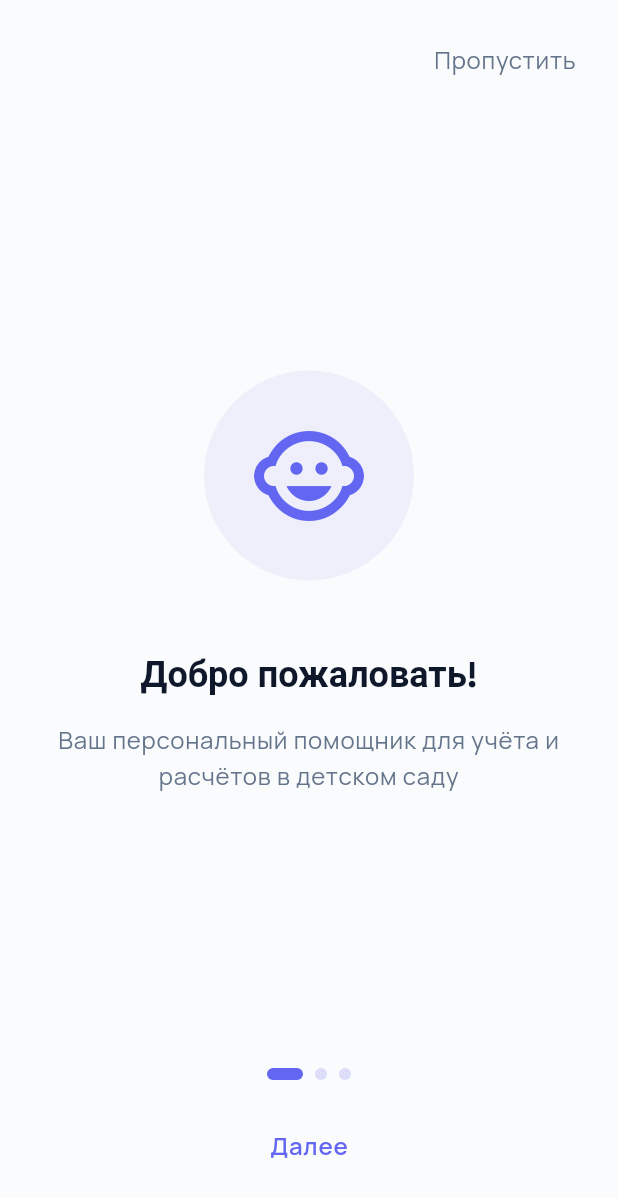
After one commit to Khyy18/Khy18, a Flutter app: the OnboardingScreen screen opened by its route, on a phone screen of 412 x 824 dp. The commit adds this screen. Shown: the top 1197 px of the screen. Run offline on Flutter 3.47's test engine with Material 3 defaults, Android fonts, the phone set to English and light mode, and no system bars; drawn by our look-alikes of flutter_animate; our stand-ins replace connectivity_plus, firebase_core, firebase_messaging, flutter_riverpod, flutter_secure_storage, go_router and 3 more; accounts and stored records are empty; network calls fail.

Commit message:
feat: add Flutter onboarding screen with 3-page PageView and route integration

```diff
--- a/mobile_app/lib/main.dart
+++ b/mobile_app/lib/main.dart
@@ -25,6 +25,7 @@ import 'screens/payment_screen.dart';
 import 'screens/ai_chat_screen.dart';
 import 'screens/lock_screen.dart';
 import 'screens/pin_setup_screen.dart';
+import 'screens/onboarding_screen.dart';
 
 void main() async {
   WidgetsFlutterBinding.ensureInitialized();
@@ -58,6 +59,10 @@ class KindergartenApp extends ConsumerWidget {
         GoRoute(
           path: '/login',
           builder: (context, state) => const LoginScreen(),
+        ),
+        GoRoute(
+          path: '/onboarding',
+          builder: (context, state) => const OnboardingScreen(),
         ),
         GoRoute(
           path: '/',
@@ -199,9 +204,20 @@ class KindergartenApp extends ConsumerWidget {
       redirect: (context, state) {
         final isLoggedIn = authState.isAuthenticated;
         final isLoginRoute = state.matchedLocation == '/login';
+        final isOnboardingRoute = state.matchedLocation == '/onboarding';
 
         if (!isLoggedIn && !isLoginRoute) return '/login';
-        if (isLoggedIn && isLoginRoute) return '/';
+        if (isLoggedIn && isLoginRoute) {
+          final box = Hive.box<String>('settings');
+          final onboardingDone = box.get('onboarding_complete');
+          if (onboardingDone != 'true') return '/onboarding';
+          return '/';
+        }
+        if (isLoggedIn && state.matchedLocation == '/' ) {
+          final box = Hive.box<String>('settings');
+          final onboardingDone = box.get('onboarding_complete');
+          if (onboardingDone != 'true') return '/onboarding';
+        }
         return null;
       },
     );
--- /dev/null
+++ b/mobile_app/lib/screens/onboarding_screen.dart
@@ -0,0 +1,262 @@
+import 'package:flutter/material.dart';
+import 'package:flutter_animate/flutter_animate.dart';
+import 'package:go_router/go_router.dart';
+import 'package:hive_flutter/hive_flutter.dart';
+
+import '../theme/app_colors.dart';
+
+class OnboardingScreen extends StatefulWidget {
+  const OnboardingScreen({super.key});
+
+  @override
+  State<OnboardingScreen> createState() => _OnboardingScreenState();
+}
+
+class _OnboardingScreenState extends State<OnboardingScreen> {
+  final PageController _pageController = PageController();
+  int _currentPage = 0;
+
+  static const List<_OnboardingPage> _pages = [
+    _OnboardingPage(
+      icon: Icons.child_care,
+      title: 'Добро пожаловать!',
+      subtitle:
+          'Ваш персональный помощник для учёта и расчётов в детском саду',
+    ),
+    _OnboardingPage(
+      icon: Icons.people_outline,
+      title: 'Начните с сотрудников',
+      subtitle:
+          'Добавьте сотрудников, ведите табель и рассчитывайте зарплату автоматически',
+    ),
+    _OnboardingPage(
+      icon: Icons.check_circle_outline,
+      title: 'Всё готово!',
+      subtitle:
+          'Приложение готово к работе. Все данные сохраняются локально и синхронизируются с сервером',
+    ),
+  ];
+
+  @override
+  void dispose() {
+    _pageController.dispose();
+    super.dispose();
+  }
+
+  Future<void> _completeOnboarding() async {
+    final box = Hive.box<String>('settings');
+    await box.put('onboarding_complete', 'true');
+    if (mounted) {
+      context.go('/');
+    }
+  }
+
+  void _nextPage() {
+    if (_currentPage < _pages.length - 1) {
+      _pageController.nextPage(
+        duration: const Duration(milliseconds: 400),
+        curve: Curves.easeInOut,
+      );
+    }
+  }
+
+  @override
+  Widget build(BuildContext context) {
+    return Scaffold(
+      backgroundColor: Theme.of(context).scaffoldBackgroundColor,
+      body: SafeArea(
+        child: Column(
+          children: [
+            // Skip button
+            Align(
+              alignment: Alignment.topRight,
+              child: Padding(
+                padding: const EdgeInsets.only(top: 16, right: 16),
+                child: TextButton(
+                  onPressed: _completeOnboarding,
+                  child: Text(
+                    'Пропустить',
+                    style: Theme.of(context).textTheme.bodyLarge?.copyWith(
+                          color: AppColors.neutral,
+                        ),
+                  ),
+                ),
+              ),
+            ),
+            // Pages
+            Expanded(
+              child: PageView.builder(
+                controller: _pageController,
+                physics: const BouncingScrollPhysics(),
+                onPageChanged: (index) {
+                  setState(() => _currentPage = index);
+                },
+                itemCount: _pages.length,
+                itemBuilder: (context, index) {
+                  final page = _pages[index];
+                  return _buildPageContent(context, page, index);
+                },
+              ),
+            ),
+            // Dots indicator
+            Padding(
+              padding: const EdgeInsets.only(bottom: 16),
+              child: Row(
+                mainAxisAlignment: MainAxisAlignment.center,
+                children: List.generate(
+                  _pages.length,
+                  (index) => _buildDot(index),
+                ),
+              ),
+            ),
+            // Bottom button
+            Padding(
+              padding: const EdgeInsets.fromLTRB(24, 0, 24, 32),
+              child: _currentPage == _pages.length - 1
+                  ? SizedBox(
+                      width: double.infinity,
+                      height: 56,
+                      child: ElevatedButton(
+                        onPressed: _completeOnboarding,
+                        style: ElevatedButton.styleFrom(
+                          backgroundColor: AppColors.primary,
+                          foregroundColor: Colors.white,
+                          shape: RoundedRectangleBorder(
+                            borderRadius: BorderRadius.circular(16),
+                          ),
+                          elevation: 0,
+                        ),
+                        child: Text(
+                          'Начать работу',
+                          style:
+                              Theme.of(context).textTheme.bodyLarge?.copyWith(
+                                    color: Colors.white,
+                                    fontWeight: FontWeight.w600,
+                                  ),
+                        ),
+                      ),
+                    )
+                  : SizedBox(
+                      width: double.infinity,
+                      height: 56,
+                      child: TextButton(
+                        onPressed: _nextPage,
+                        style: TextButton.styleFrom(
+                          foregroundColor: AppColors.primary,
+                          shape: RoundedRectangleBorder(
+                            borderRadius: BorderRadius.circular(16),
+                          ),
+                        ),
+                        child: Text(
+                          'Далее',
+                          style:
+                              Theme.of(context).textTheme.bodyLarge?.copyWith(
+                                    color: AppColors.primary,
+                                    fontWeight: FontWeight.w600,
+                                  ),
+                        ),
+                      ),
+                    ),
+            ),
+          ],
+        ),
+      ),
+    );
+  }
+
+  Widget _buildPageContent(
+      BuildContext context, _OnboardingPage page, int index) {
+    return Padding(
+      padding: const EdgeInsets.symmetric(horizontal: 32),
+      child: Column(
+        mainAxisAlignment: MainAxisAlignment.center,
+        children: [
+          Container(
+            width: 140,
+            height: 140,
+            decoration: BoxDecoration(
+              color: AppColors.primary.withOpacity(0.08),
+              shape: BoxShape.circle,
+            ),
+            child: Icon(
+              page.icon,
+              size: 80,
+              color: AppColors.primary,
+            ),
+          )
+              .animate(key: ValueKey('icon_$index'))
+              .fadeIn(duration: 500.ms, delay: 100.ms)
+              .scale(
+                begin: const Offset(0.8, 0.8),
+                end: const Offset(1.0, 1.0),
+                duration: 500.ms,
+                delay: 100.ms,
+                curve: Curves.easeOut,
+              ),
+          const SizedBox(height: 48),
+          Text(
+            page.title,
+            textAlign: TextAlign.center,
+            style: Theme.of(context).textTheme.headlineLarge?.copyWith(
+                  fontWeight: FontWeight.w700,
+                ),
+          )
+              .animate(key: ValueKey('title_$index'))
+              .fadeIn(duration: 500.ms, delay: 250.ms)
+              .slideY(
+                begin: 0.2,
+                end: 0,
+                duration: 500.ms,
+                delay: 250.ms,
+                curve: Curves.easeOut,
+              ),
+          const SizedBox(height: 16),
+          Text(
+            page.subtitle,
+            textAlign: TextAlign.center,
+            style: Theme.of(context).textTheme.bodyLarge?.copyWith(
+                  color: AppColors.neutral,
+                  height: 1.5,
+                ),
+          )
+              .animate(key: ValueKey('subtitle_$index'))
+              .fadeIn(duration: 500.ms, delay: 400.ms)
+              .slideY(
+                begin: 0.2,
+                end: 0,
+                duration: 500.ms,
+                delay: 400.ms,
+                curve: Curves.easeOut,
+              ),
+        ],
+      ),
+    );
+  }
+
+  Widget _buildDot(int index) {
+    final isActive = _currentPage == index;
+    return AnimatedContainer(
+      duration: const Duration(milliseconds: 300),
+      curve: Curves.easeInOut,
+      margin: const EdgeInsets.symmetric(horizontal: 4),
+      width: isActive ? 24 : 8,
+      height: 8,
+      decoration: BoxDecoration(
+        color: isActive ? AppColors.primary : AppColors.primary.withOpacity(0.2),
+        borderRadius: BorderRadius.circular(4),
+      ),
+    );
+  }
+}
+
+class _OnboardingPage {
+  final IconData icon;
+  final String title;
+  final String subtitle;
+
+  const _OnboardingPage({
+    required this.icon,
+    required this.title,
+    required this.subtitle,
+  });
+}
```
